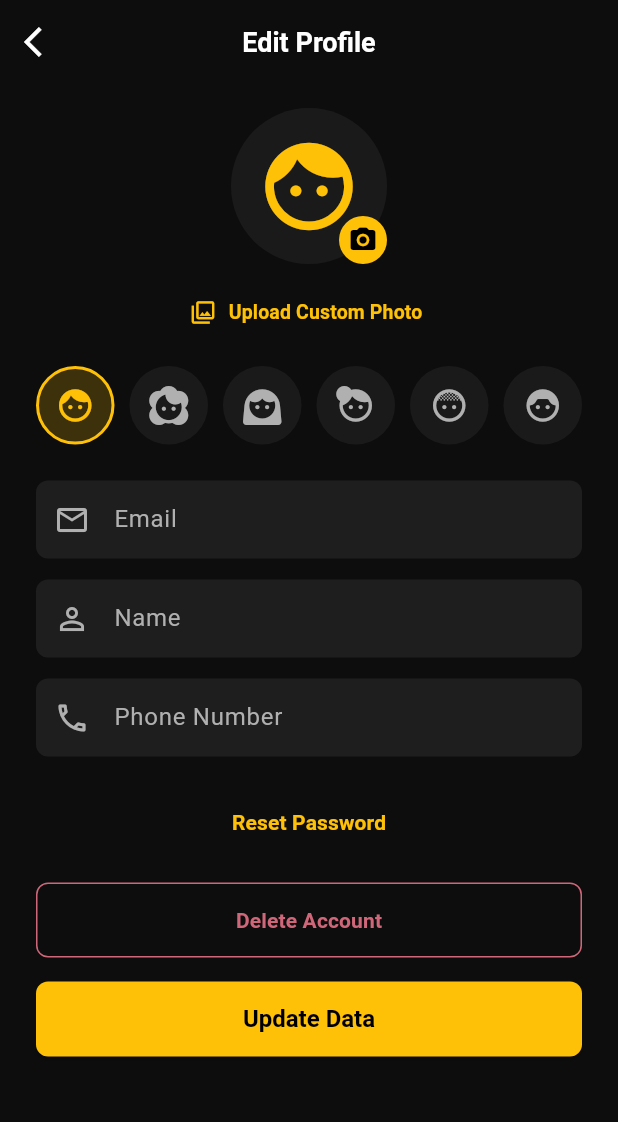
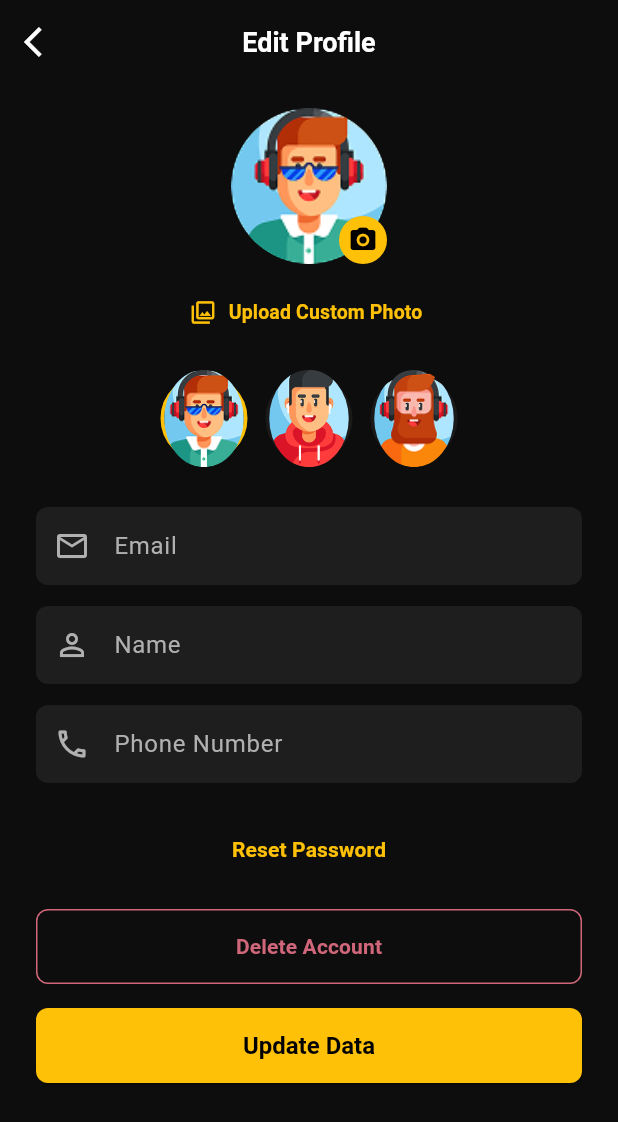
Before and after one commit to Rawda11-Mohamed/Movies_App, a Flutter app: the EditProfileScreen screen opened by its route, on a phone screen of 412 x 824 dp. Shown: the top 1122 px of the screen. Run offline on Flutter 3.47's test engine with Material 3 defaults, Android fonts, the phone set to English and light mode, and no system bars; our stand-ins replace dartz, equatable, firebase_auth, firebase_core, flutter_bloc, go_router and 4 more; accounts and stored records are empty.

Commit message:
feat(assets): integrate real avatar images, Route logo, Google icon, and forgot password illustration

```diff
--- a/lib/core/constants/app_assets.dart
+++ b/lib/core/constants/app_assets.dart
@@ -5,6 +5,7 @@ class AppAssets {
 
   // Logo / splash
   static const String logo = '$_imagesPath/Group 44.png';
+  static const String routeLogoText = '$_imagesPath/route_logo_text.png';
 
   // Onboarding backgrounds (movie posters)
   static const String onboarding1 = '$_imagesPath/xl_848228_477d9240 1.png';
@@ -12,4 +13,15 @@ class AppAssets {
   static const String onboarding3 = '$_imagesPath/xl_9419884_887ed6c7 1.png';
   static const String onboarding4 = '$_imagesPath/The Godfather 1.png';
   static const String onboarding5 = '$_imagesPath/1917_-_Sam_Mendes_-_Hollywood_War_Film_Classic_English_Movie_Poster_9ef86295-4756-4c71-bb4e-20745c5fbc1a 1.png';
+
+  // Preset avatars
+  static const String avatar1 = '$_imagesPath/avatar_1.png';
+  static const String avatar2 = '$_imagesPath/avatar_2.png';
+  static const String avatar3 = '$_imagesPath/avatar_3.png';
+
+  // Illustrations
+  static const String forgotPasswordIllustration = '$_imagesPath/forgot_password_illustration.png';
+
+  // Google sign-in icon
+  static const String googleIcon = '$_imagesPath/google_icon.png';
 }
--- a/lib/core/constants/app_constants.dart
+++ b/lib/core/constants/app_constants.dart
@@ -1,14 +1,11 @@
-import 'package:flutter/material.dart';
+import 'package:movies_app/core/constants/app_assets.dart';
 
 class AppConstants {
   AppConstants._();
 
-  static const List<IconData> avatarIcons = [
-    Icons.face,
-    Icons.face_2,
-    Icons.face_3,
-    Icons.face_4,
-    Icons.face_5,
-    Icons.face_6,
+  static const List<String> avatarImages = [
+    AppAssets.avatar1,
+    AppAssets.avatar2,
+    AppAssets.avatar3,
   ];
 }
--- a/lib/features/profile/presentation/screens/edit_profile_screen.dart
+++ b/lib/features/profile/presentation/screens/edit_profile_screen.dart
@@ -51,7 +51,7 @@ class _EditProfileScreenState extends State<EditProfileScreen> {
         _customImagePath = avatarKey;
       } else {
         _selectedAvatarIndex = (int.tryParse(avatarKey.replaceAll('avatar_', '')) ?? 1) - 1;
-        _selectedAvatarIndex = _selectedAvatarIndex.clamp(0, AppConstants.avatarIcons.length - 1);
+        _selectedAvatarIndex = _selectedAvatarIndex.clamp(0, AppConstants.avatarImages.length - 1);
       }
     }
 
@@ -287,6 +287,8 @@ class _EditProfileScreenState extends State<EditProfileScreen> {
       }
     }
 
+    final previewImage = imageProvider ?? AssetImage(AppConstants.avatarImages[_selectedAvatarIndex]);
+
     return Column(
       children: [
         Stack(
@@ -297,14 +299,7 @@ class _EditProfileScreenState extends State<EditProfileScreen> {
               child: CircleAvatar(
                 radius: 52,
                 backgroundColor: AppColors.surface,
-                backgroundImage: imageProvider,
-                child: imageProvider == null
-                    ? Icon(
-                        AppConstants.avatarIcons[_selectedAvatarIndex],
-                        size: 70,
-                        color: AppColors.primary,
-                      )
-                    : null,
+                backgroundImage: previewImage,
               ),
             ),
             GestureDetector(
@@ -334,17 +329,13 @@ class _EditProfileScreenState extends State<EditProfileScreen> {
           ),
         ),
         const SizedBox(height: 12),
-        // Preset Avatars Grid
-        GridView.builder(
+        // Preset Avatars Row
+        SizedBox(
+          height: 70,
+          child: ListView.builder(
+            scrollDirection: Axis.horizontal,
             shrinkWrap: true,
-          physics: const NeverScrollableScrollPhysics(),
-          gridDelegate: const SliverGridDelegateWithFixedCrossAxisCount(
-            crossAxisCount: 6,
-            crossAxisSpacing: 10,
-            mainAxisSpacing: 10,
-            childAspectRatio: 1,
-          ),
-          itemCount: AppConstants.avatarIcons.length,
+            itemCount: AppConstants.avatarImages.length,
             itemBuilder: (context, index) {
               final isSelected = _customImagePath == null && _selectedAvatarIndex == index;
               return GestureDetector(
@@ -355,23 +346,28 @@ class _EditProfileScreenState extends State<EditProfileScreen> {
                   });
                 },
                 child: Container(
+                  margin: const EdgeInsets.symmetric(horizontal: 6),
+                  width: 58,
+                  height: 58,
                   decoration: BoxDecoration(
                     shape: BoxShape.circle,
                     color: isSelected ? AppColors.primary.withValues(alpha: 0.2) : AppColors.surface,
                     border: Border.all(
                       color: isSelected ? AppColors.primary : Colors.transparent,
-                    width: 2,
+                      width: 2.5,
                     ),
                   ),
-                child: Icon(
-                  AppConstants.avatarIcons[index],
-                  color: isSelected ? AppColors.primary : AppColors.iconColor,
-                  size: 26,
+                  child: ClipOval(
+                    child: Image.asset(
+                      AppConstants.avatarImages[index],
+                      fit: BoxFit.cover,
+                    ),
                   ),
                 ),
               );
             },
           ),
+        ),
       ],
     );
   }
```
Also changed, not shown: lib/features/auth/data/datasources/auth_remote_data_source.dart (+11 -0 lines), lib/features/auth/presentation/screens/forgot_password_screen.dart (+7 -57 lines), lib/features/auth/presentation/screens/login_screen.dart (+6 -19 lines), lib/features/auth/presentation/screens/register_screen.dart (+11 -14 lines), lib/features/auth/presentation/screens/splash_screen.dart (+4 -12 lines), lib/features/profile/presentation/screens/profile_screen.dart (+14 -19 lines), assets/images/avatar_1.png (added), assets/images/avatar_2.png (added), assets/images/avatar_3.png (added), assets/images/forgot_password_illustration.png (added), assets/images/google_icon.png (added), assets/images/route_logo_text.png (added). Lines whose indentation alone changed are shown as unchanged.
